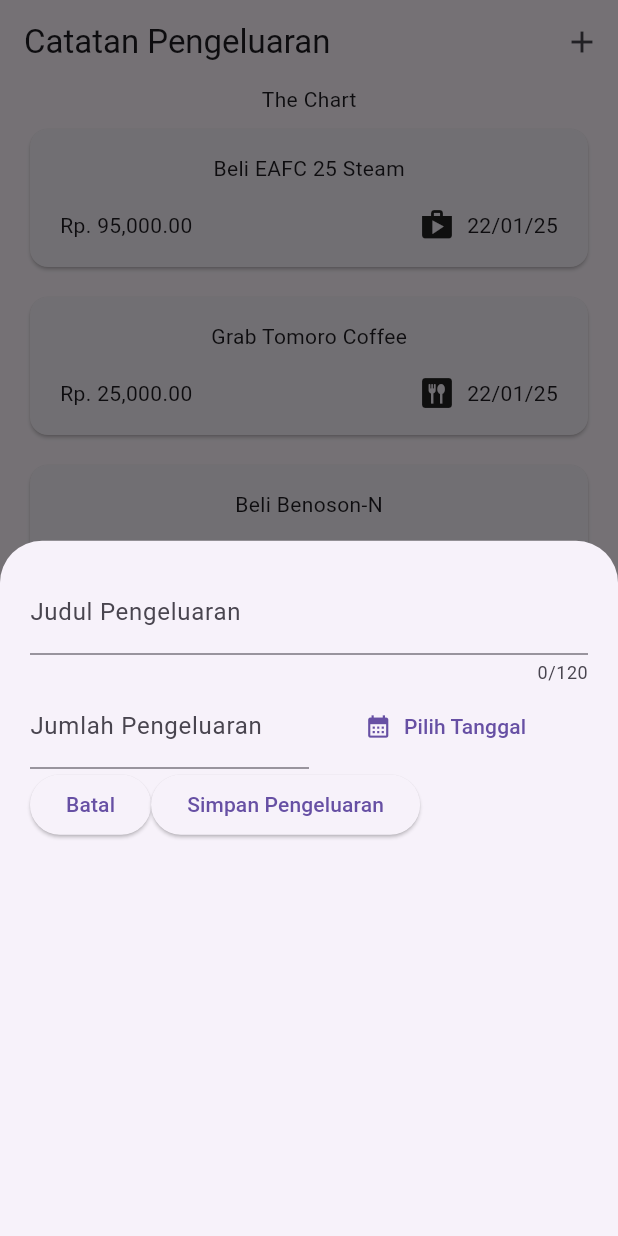
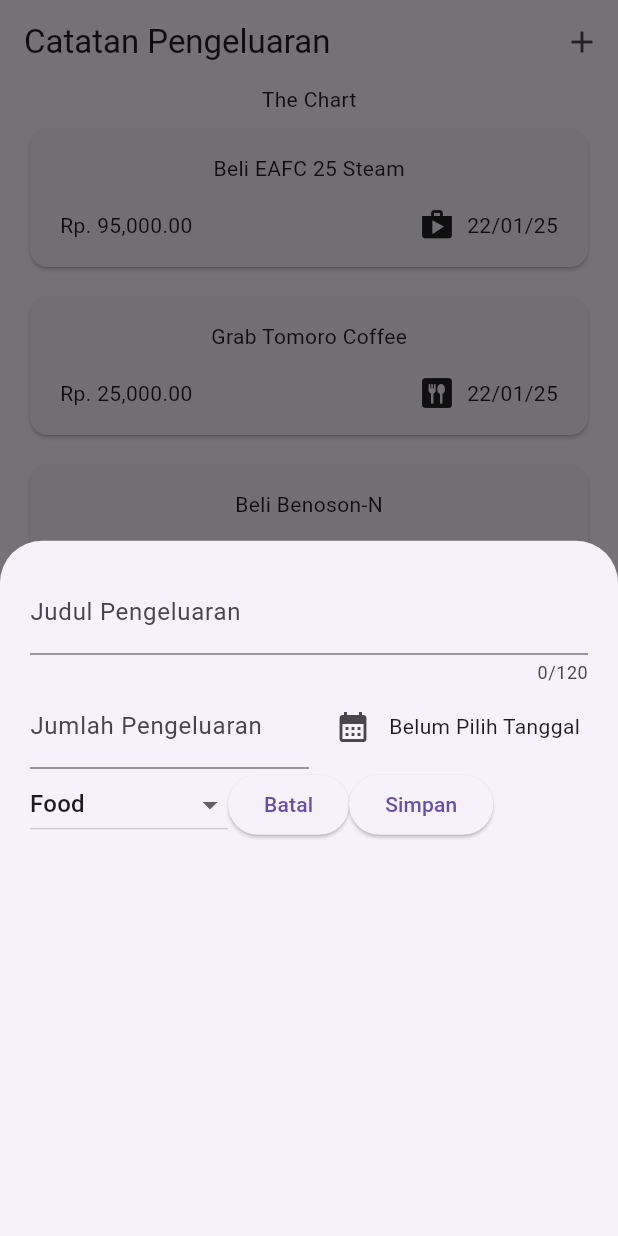
Before and after one commit to hydshsh/app_catatan_pengeluaran, a Flutter app: the screen it shows after launch, after a tap on the "add" icon, on a phone screen of 412 x 824 dp. Run offline on Flutter 3.47's test engine with Material 3 defaults, Android fonts, the phone set to English and light mode, and no system bars.

Commit message:
Update-- ModalBottomSheet oke, next course aja

```diff
--- a/lib/models/expense_model.dart
+++ b/lib/models/expense_model.dart
@@ -2,16 +2,16 @@
 import 'package:intl/intl.dart';
 import 'package:uuid/uuid.dart';
 
-final uuid = Uuid();
+const uuid = Uuid();
 final formatterAmount = NumberFormat.currency(symbol: 'Rp. ');
-enum Category {food, shopping, entertainment, household, transportation, health}
+enum Category {Food, Shopping, Entertainment, Household, Transportation, Health}
 const categoryIcons = {
-  Category.food: Icons.dining,
-  Category.shopping: Icons.shopping_bag,
-  Category.entertainment: Icons.shop,
-  Category.household: Icons.house,
-  Category.transportation: Icons.emoji_transportation,
-  Category.health: Icons.health_and_safety,
+  Category.Food: Icons.dining,
+  Category.Shopping: Icons.shopping_bag,
+  Category.Entertainment: Icons.shop,
+  Category.Household: Icons.house,
+  Category.Transportation: Icons.emoji_transportation,
+  Category.Health: Icons.health_and_safety,
 };
 final formatterDate = DateFormat('dd/MM/yy');
 
@@ -21,9 +21,9 @@
     required this.amount,
     required this.date,
     required this.category,
-  }) : Id = uuid.v4(); // ini namanya Initializer List
+  }) : id = uuid.v4(); // ini namanya Initializer List
 
-  final String Id;
+  final String id;
   final String title;
   final double amount;
   final DateTime date;
--- a/lib/widgets/add_expense.dart
+++ b/lib/widgets/add_expense.dart
@@ -1,4 +1,6 @@
 import 'package:flutter/material.dart';
+import 'package:intl/intl.dart';
+import 'package:app_catatan_pengeluaran/models/expense_model.dart';
 
 class AddExpense extends StatefulWidget {
   const AddExpense({super.key});
@@ -10,15 +12,24 @@
 class _AddExpenseState extends State<AddExpense> {
   final _titleController = TextEditingController();
   final _amountController = TextEditingController();
+  DateTime? _selectedDate;
+  Category _selectedCategory = Category.Food;
 
-  void _openDatePicker() {
+  void _openDatePicker() async {
     final now = DateTime.now();
     final firstDate = DateTime(
       now.year - 1,
       now.month,
       now.day,
     );
-    showDatePicker(context: context, firstDate: firstDate, lastDate: now);
+    final datePicked = await showDatePicker(
+      context: context,
+      firstDate: firstDate,
+      lastDate: now,
+    );
+    setState(() {
+      _selectedDate = datePicked;
+    });
   }
 
   @override
@@ -56,18 +67,47 @@
                 ),
               ),
               Expanded(
-                child: TextButton.icon(
-                  icon: const Icon(Icons.calendar_month),
-                  onPressed: _openDatePicker,
-                  label: const Text(
-                    'Pilih Tanggal',
-                  ),
+                child: Row(
+                  mainAxisAlignment: MainAxisAlignment.center,
+                  children: [
+                    IconButton(
+                      onPressed: _openDatePicker,
+                      icon: const Icon(Icons.calendar_month),
+                    ),
+                    Text(
+                      _selectedDate == null
+                          ? 'Belum Pilih Tanggal'
+                          : DateFormat('dd/MM/yy').format(_selectedDate!),
+                    ),
+                  ],
                 ),
               ),
             ],
           ),
           Row(
             children: [
+              DropdownButton(
+                value: _selectedCategory,
+                items: Category.values
+                    .map(
+                      (category) => DropdownMenuItem(
+                        value: category,
+                        child: Text(
+                          category.name,
+                        ),
+                      ),
+                    )
+                    .toList(),
+                onChanged: (value) {
+                  if (value == null) {
+                    return;
+                  }
+                  setState(() {
+                    _selectedCategory = value;
+                  });
+                  print(value);
+                },
+              ),
               ElevatedButton(
                 onPressed: () {
                   Navigator.pop(context);
@@ -79,7 +119,7 @@
                   print(_titleController.text);
                   print(_amountController.text);
                 },
-                child: const Text("Simpan Pengeluaran"),
+                child: const Text("Simpan"),
               ),
             ],
           ),
--- a/lib/widgets/expenses.dart
+++ b/lib/widgets/expenses.dart
@@ -16,17 +16,17 @@
         title: 'Beli EAFC 25 Steam',
         amount: 95000,
         date: DateTime.now(),
-        category: Category.entertainment),
+        category: Category.Entertainment),
     Expense(
         title: 'Grab Tomoro Coffee',
         amount: 25000,
         date: DateTime.now(),
-        category: Category.food),
+        category: Category.Food),
     Expense(
         title: 'Beli Benoson-N',
         amount: 40000,
         date: DateTime.now(),
-        category: Category.health),
+        category: Category.Health),
   ];
 
   void _openAddExpenseOverlay() {
```
